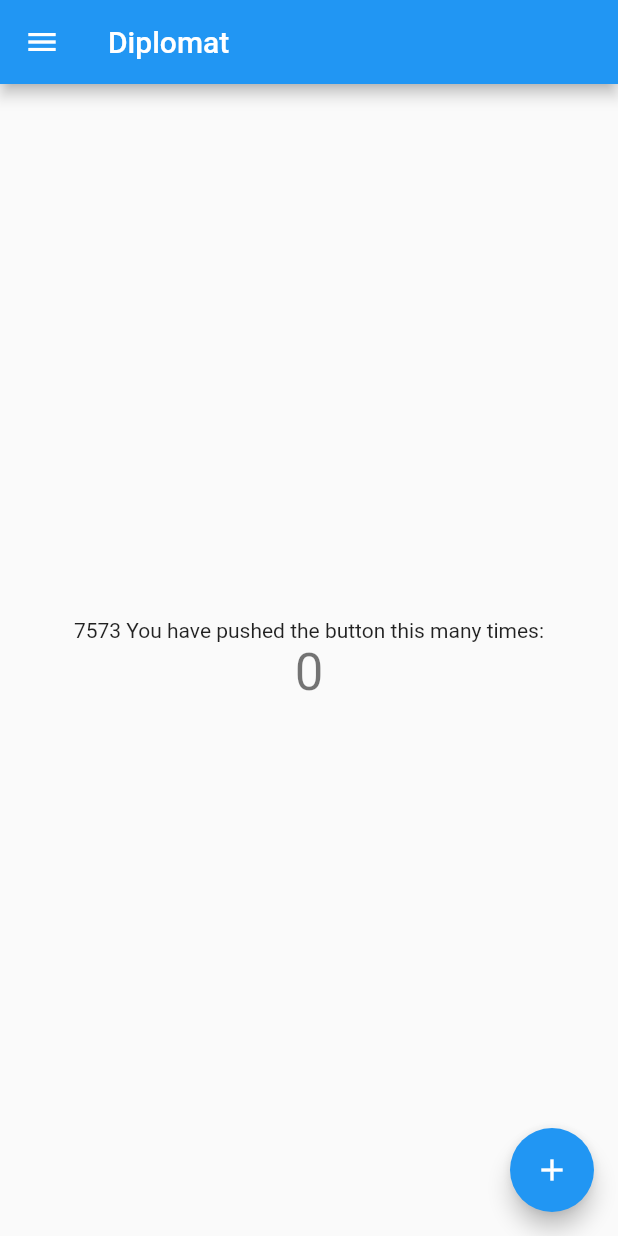
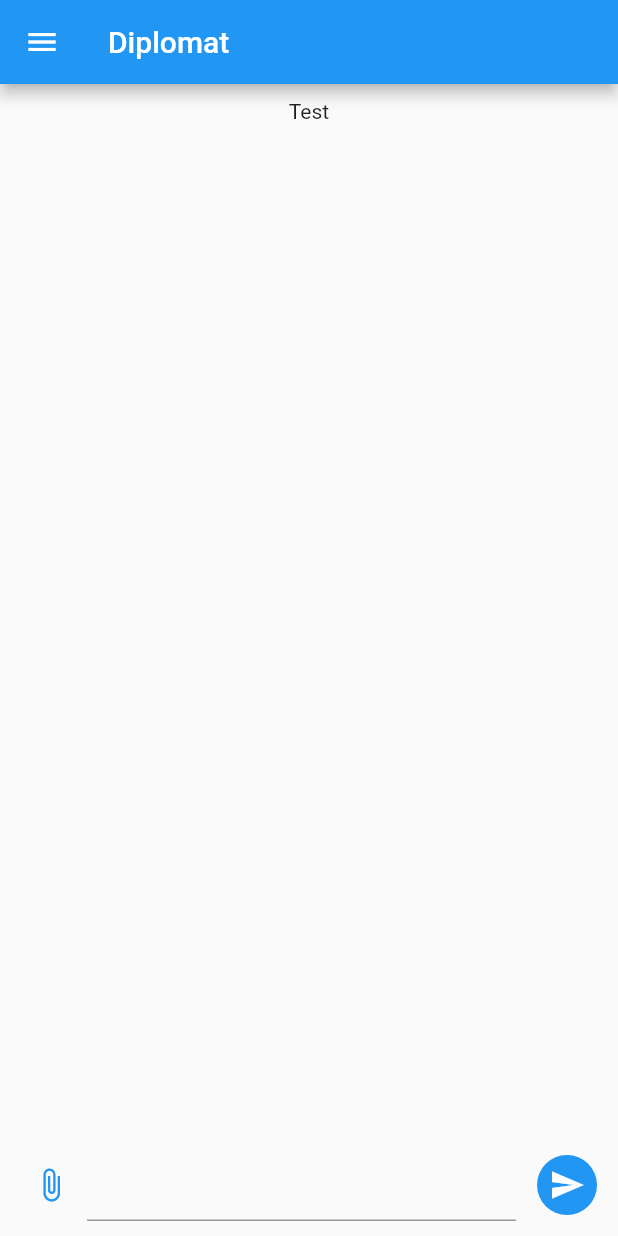
Before and after one commit to Christian7573/diplomat, a Flutter app: the screen it shows after launch, on a phone screen of 412 x 824 dp. Run offline on Flutter 3.47's test engine with Material 2 defaults, Android fonts, the phone set to English and light mode, and no system bars.

Commit message:
Started thread interface UI

```diff
--- a/lib/main.dart
+++ b/lib/main.dart
@@ -8,6 +8,7 @@
 import "./backend/backend.dart";
 import "./settings.dart";
 import "./ui_util.dart";
+import "./thread_interface.dart";
 
 void main() async {
 	//BEGIN_BACKEND_SETUP
@@ -60,28 +61,15 @@
 			appBar: Settings.ui_appbar_bottom.value ? null : bar,
 			bottomNavigationBar: Settings.ui_appbar_bottom.value ? make_app_bar_bottom(bar) : null,
 			drawer: drawer,
-			body: Center(
-				child: Column(
-					mainAxisAlignment: MainAxisAlignment.center,
-					children: <Widget>[
-						Text(
-							'7573 You have pushed the button this many times:',
-						),
-						Text(
-							'$_counter',
-							style: Theme.of(context).textTheme.headline4,
-						),
-					],
-				),
-			),
-			floatingActionButton: FloatingActionButton(
+			body: ThreadInterface(sample_threads()[0]),
+			/*floatingActionButton: FloatingActionButton(
 				//onPressed: _incrementCounter,
 				onPressed: () {
 					Navigator.push(context, MaterialPageRoute(builder: (context) => SettingsPage([""])));
 				},
 				tooltip: 'Increment',
 				child: Icon(Icons.add),
-			),
+			),*/
 		);
 	}
 }
--- /dev/null
+++ b/lib/thread_interface.dart
@@ -0,0 +1,50 @@
+import "package:flutter/material.dart";
+import "./structures.dart";
+
+class ThreadInterface extends StatelessWidget {
+	Thread thread;
+	ThreadInterface(this.thread);
+
+	@override Widget build(BuildContext context) {
+		Color transparent = Color.fromARGB(0, 0, 0, 0);
+		return Column(children: [
+			Expanded(child: Padding(
+				padding: EdgeInsets.all(10),
+				child: Text("Test")
+			)),
+			Padding(padding: EdgeInsets.all(10), child: Row(children: [
+				FloatingActionButton(
+					onPressed: () {},
+					child: Icon(Icons.attach_file),
+					elevation: 0,
+					mini: true,
+					foregroundColor: Theme.of(context).accentColor,
+					backgroundColor: transparent,
+					hoverColor: Color.fromARGB(0,255,0,0),
+					hoverElevation: 0,
+				),
+				Expanded(child: TextField()),
+				Container(width: 10),
+				FloatingActionButton(
+					child: Icon(Icons.send),
+					onPressed: (){},
+					elevation: 0,
+					mini: true,
+				)
+			]) )
+		]);
+	}
+}
+
+class _MessageTile extends StatelessWidget {
+	final Message message;
+	final Author author;
+	_MessageTile(this.message, this.author);
+
+	@override Widget build(BuildContext context) {
+		return ListTile(
+			title: Text(this.author.name),
+			subtitle: Text(this.message.content),
+		);
+	}
+}
```
Also changed, not shown: lib/structures.dart (+15 -0 lines), 1 other file.
